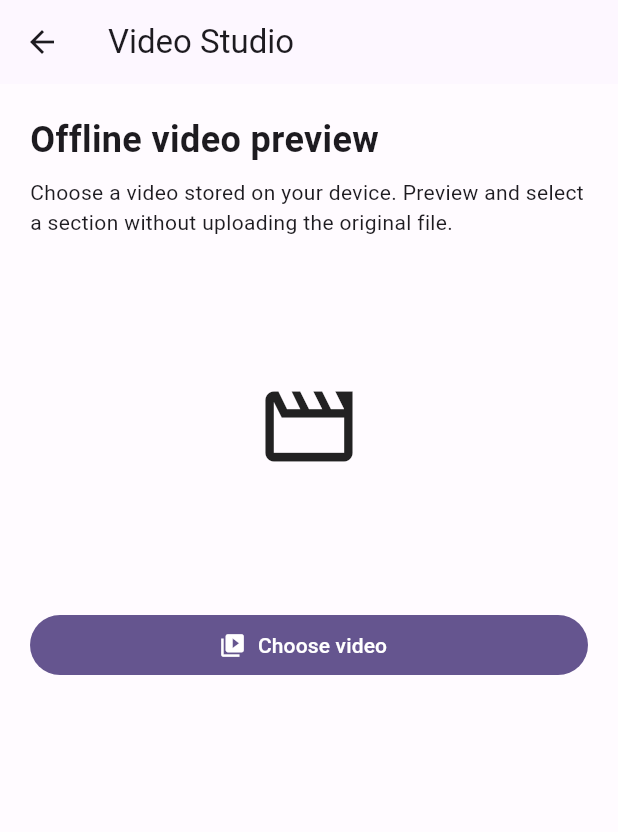
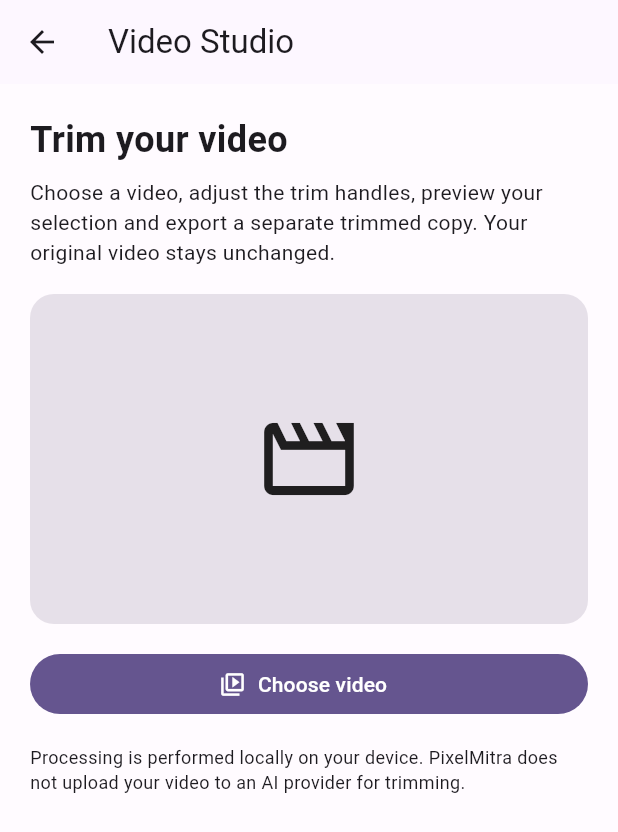
Before and after one commit to Hemang67/PixelMitra, a Flutter app: the VideoEditorScreen screen opened directly, after a tap on "Choose video", on a phone screen of 412 x 824 dp. Shown: the top 832 px of the screen. Run offline on Flutter 3.47's test engine with Material 3 defaults, Android fonts, the phone set to English and light mode, and no system bars; our stand-ins replace dio, file_picker, flutter_secure_storage, image_picker, package_info_plus, share_plus; missing offline and left inert: video_trimmer; accounts and stored records are empty.

Commit message:
feat(video): implement local trim and export workflow

```diff
--- a/mobile/lib/features/video_editor/video_editor_screen.dart
+++ b/mobile/lib/features/video_editor/video_editor_screen.dart
@@ -3,7 +3,8 @@ import 'dart:io';
 
 import 'package:file_picker/file_picker.dart';
 import 'package:flutter/material.dart';
-import 'package:video_player/video_player.dart';
+import 'package:share_plus/share_plus.dart';
+import 'package:video_trimmer/video_trimmer.dart';
 
 class VideoEditorScreen extends StatefulWidget {
   const VideoEditorScreen({super.key});
@@ -13,34 +14,24 @@ class VideoEditorScreen extends StatefulWidget {
 }
 
 class _VideoEditorScreenState extends State<VideoEditorScreen> {
-  VideoPlayerController? _controller;
+  final Trimmer _trimmer = Trimmer();
+  String? _videoPath;
+  String? _exportedPath;
+  String? _message;
+  double _startValue = 0;
+  double _endValue = 0;
   bool _loading = false;
-  String? _message;
-  double _start = 0;
-  double _end = 1;
-  bool _previewingSelection = false;
-
-  void _handlePlaybackProgress() {
-    final controller = _controller;
-    if (!_previewingSelection || controller == null || !controller.value.isInitialized) return;
-    final end = Duration(
-      milliseconds: (controller.value.duration.inMilliseconds * _end).round(),
-    );
-    if (controller.value.position >= end) {
-      _previewingSelection = false;
-      controller.removeListener(_handlePlaybackProgress);
-      controller.pause();
-      if (mounted) setState(() {});
-    }
-  }
+  bool _saving = false;
+  bool _isPlaying = false;
 
   Future<void> _choose() async {
-    if (_loading) return;
+    if (_loading || _saving) return;
     setState(() {
       _loading = true;
       _message = null;
+      _exportedPath = null;
     });
-    VideoPlayerController? next;
+
     try {
       final result = await FilePicker.platform.pickFiles(
         type: FileType.video,
@@ -49,24 +40,15 @@ class _VideoEditorScreenState extends State<VideoEditorScreen> {
       final path = result?.files.single.path;
       if (path == null) return;
 
-      next = VideoPlayerController.file(File(path));
-      await next.initialize();
-      await next.setLooping(false);
-      final previous = _controller;
-      previous?.removeListener(_handlePlaybackProgress);
-      if (!mounted) {
-        await next.dispose();
-        return;
-      }
+      await _trimmer.loadVideo(videoPath: path);
+      if (!mounted) return;
       setState(() {
-        _controller = next;
-        _start = 0;
-        _end = 1;
-        _previewingSelection = false;
+        _videoPath = path;
+        _startValue = 0;
+        _endValue = 0;
+        _isPlaying = false;
       });
-      await previous?.dispose();
     } catch (_) {
-      await next?.dispose();
       if (mounted) {
         setState(() => _message =
             'Unable to open this video. Try a supported MP4 or MOV file.');
@@ -76,149 +58,198 @@ class _VideoEditorScreenState extends State<VideoEditorScreen> {
     }
   }
 
-  Future<void> _previewTrim() async {
-    final controller = _controller;
-    if (controller == null || !controller.value.isInitialized) return;
-    final duration = controller.value.duration;
-    final start = Duration(
-      milliseconds: (duration.inMilliseconds * _start).round(),
+  Future<void> _togglePlayback() async {
+    if (_videoPath == null || _saving) return;
+    final playing = await _trimmer.videoPlaybackControl(
+      startValue: _startValue,
+      endValue: _endValue,
     );
-    _previewingSelection = false;
-    controller.removeListener(_handlePlaybackProgress);
-    await controller.pause();
-    await controller.seekTo(start);
-    if (_end <= _start) return;
-    _previewingSelection = true;
-    controller.addListener(_handlePlaybackProgress);
-    await controller.play();
+    if (mounted) setState(() => _isPlaying = playing);
   }
 
-  Future<void> _togglePlayback() async {
-    final controller = _controller;
-    if (controller == null || !controller.value.isInitialized) return;
-    _previewingSelection = false;
-    controller.removeListener(_handlePlaybackProgress);
-    if (controller.value.isPlaying) {
-      await controller.pause();
-    } else {
-      await controller.play();
+  Future<void> _export() async {
+    if (_videoPath == null || _saving) return;
+    final file = File(_videoPath!);
+    if (!await file.exists()) {
+      setState(() => _message = 'The selected video is no longer available.');
+      return;
     }
-    if (mounted) setState(() {});
+
+    setState(() {
+      _saving = true;
+      _message = 'Exporting selected video…';
+      _exportedPath = null;
+    });
+
+    try {
+      await _trimmer.saveTrimmedVideo(
+        startValue: _startValue,
+        endValue: _endValue,
+        storageDir: StorageDir.applicationDocumentsDirectory,
+        videoFolderName: 'PixelMitra',
+        onSave: (outputPath) {
+          if (!mounted) return;
+          setState(() {
+            _saving = false;
+            _exportedPath = outputPath;
+            _message = outputPath == null
+                ? 'Export failed. Please try another video or selection.'
+                : 'Your trimmed video has been saved on this device.';
+          });
+        },
+      );
+    } catch (_) {
+      if (mounted) {
+        setState(() {
+          _saving = false;
+          _message = 'Export failed. Please try another video or selection.';
+        });
+      }
+    }
   }
 
-  String _format(Duration value) {
-    final minutes = value.inMinutes.remainder(60).toString().padLeft(2, '0');
-    final seconds = value.inSeconds.remainder(60).toString().padLeft(2, '0');
-    return '${value.inHours > 0 ? '${value.inHours}:' : ''}$minutes:$seconds';
+  Future<void> _shareExport() async {
+    final path = _exportedPath;
+    if (path == null || !await File(path).exists()) return;
+    await Share.shareXFiles(
+      [XFile(path)],
+      text: 'Trimmed with PixelMitra',
+    );
+  }
+
+  String _formatMs(double milliseconds) {
+    final duration = Duration(milliseconds: milliseconds.round());
+    final minutes = duration.inMinutes.remainder(60).toString().padLeft(2, '0');
+    final seconds = duration.inSeconds.remainder(60).toString().padLeft(2, '0');
+    return '${duration.inHours > 0 ? '${duration.inHours}:' : ''}$minutes:$seconds';
   }
 
   @override
   void dispose() {
-    _controller?.removeListener(_handlePlaybackProgress);
-    _controller?.dispose();
+    _trimmer.dispose();
     super.dispose();
   }
 
   @override
   Widget build(BuildContext context) {
-    final controller = _controller;
-    final ready = controller != null && controller.value.isInitialized;
-    final duration = ready ? controller.value.duration : Duration.zero;
-    final position = ready ? controller.value.position : Duration.zero;
+    final hasVideo = _videoPath != null;
 
     return Scaffold(
-      appBar: AppBar(title: const Text('Video Studio')),
+      appBar: AppBar(
+        title: const Text('Video Studio'),
+        actions: [
+          if (_exportedPath != null)
+            IconButton(
+              tooltip: 'Share exported video',
+              onPressed: _shareExport,
+              icon: const Icon(Icons.share_outlined),
+            ),
+        ],
+      ),
       body: ListView(
         padding: const EdgeInsets.all(20),
         children: [
           const Text(
-            'Offline video preview',
+            'Trim your video',
             style: TextStyle(fontSize: 24, fontWeight: FontWeight.bold),
           ),
           const SizedBox(height: 8),
           const Text(
-            'Choose a video stored on your device. Preview and select a section '
-            'without uploading the original file.',
+            'Choose a video, adjust the trim handles, preview your selection '
+            'and export a separate trimmed copy. Your original video stays unchanged.',
           ),
-          const SizedBox(height: 16),
-          if (ready)
-            AspectRatio(
-              aspectRatio: controller.value.aspectRatio > 0
-                  ? controller.value.aspectRatio
-                  : 16 / 9,
-              child: VideoPlayer(controller),
+          const SizedBox(height: 18),
+          if (hasVideo)
+            Container(
+              constraints: const BoxConstraints(minHeight: 220, maxHeight: 360),
+              color: Colors.black,
+              alignment: Alignment.center,
+              child: VideoViewer(trimmer: _trimmer),
             )
           else
-            const SizedBox(
+            Container(
               height: 220,
-              child: Center(child: Icon(Icons.movie_outlined, size: 70)),
+              decoration: BoxDecoration(
+                color: Theme.of(context).colorScheme.surfaceContainerHighest,
+                borderRadius: BorderRadius.circular(16),
+              ),
+              child: const Center(
+                child: Icon(Icons.movie_outlined, size: 72),
+              ),
             ),
-          const SizedBox(height: 12),
+          const SizedBox(height: 16),
           FilledButton.icon(
-            onPressed: _loading ? null : _choose,
-            icon: const Icon(Icons.video_library),
-            label: Text(_loading ? 'Opening…' : 'Choose video'),
+            onPressed: _loading || _saving ? null : _choose,
+            icon: const Icon(Icons.video_library_outlined),
+            label: Text(_loading ? 'Opening video…' : 'Choose video'),
           ),
-          if (ready) ...[
+          if (hasVideo) ...[
+            const SizedBox(height: 20),
+            const Text(
+              'Select the section to keep',
+              style: TextStyle(fontWeight: FontWeight.bold),
+            ),
+            const SizedBox(height: 10),
+            TrimViewer(
+              trimmer: _trimmer,
+              viewerHeight: 64,
+              viewerWidth: MediaQuery.of(context).size.width - 40,
+              onChangeStart: (value) => _startValue = value,
+              onChangeEnd: (value) => _endValue = value,
+              onChangePlaybackState: (playing) {
+                if (mounted) setState(() => _isPlaying = playing);
+              },
+            ),
             const SizedBox(height: 12),
-            Text('Playback: ${_format(position)} / ${_format(duration)}'),
-            VideoProgressIndicator(
-              controller,
-              allowScrubbing: true,
-              padding: const EdgeInsets.symmetric(vertical: 8),
-            ),
             Row(
+              mainAxisAlignment: MainAxisAlignment.spaceBetween,
               children: [
-                Expanded(
-                  child: OutlinedButton.icon(
-                    onPressed: _togglePlayback,
-                    icon: Icon(controller.value.isPlaying
-                        ? Icons.pause
-                        : Icons.play_arrow),
-                    label: Text(
-                        controller.value.isPlaying ? 'Pause' : 'Play'),
-                  ),
-                ),
-                const SizedBox(width: 8),
-                Expanded(
-                  child: OutlinedButton.icon(
-                    onPressed: _previewTrim,
-                    icon: const Icon(Icons.play_circle_outline),
-                    label: const Text('Preview selection'),
-                  ),
-                ),
+                Text('Start  ${_formatMs(_startValue)}'),
+                Text('End  ${_formatMs(_endValue)}'),
               ],
             ),
             const SizedBox(height: 12),
+            OutlinedButton.icon(
+              onPressed: _saving ? null : _togglePlayback,
+              icon: Icon(_isPlaying ? Icons.pause : Icons.play_arrow),
+              label: Text(_isPlaying ? 'Pause preview' : 'Preview selection'),
+            ),
+            const SizedBox(height: 8),
+            FilledButton.icon(
+              onPressed: _saving ? null : _export,
+              icon: const Icon(Icons.save_alt),
+              label: Text(_saving ? 'Exporting…' : 'Export trimmed video'),
+            ),
+            if (_saving) ...[
+              const SizedBox(height: 12),
+              const LinearProgressIndicator(),
+            ],
+            if (_exportedPath != null) ...[
+              const SizedBox(height: 8),
+              OutlinedButton.icon(
+                onPressed: _shareExport,
+                icon: const Icon(Icons.share),
+                label: const Text('Share trimmed video'),
+              ),
+            ],
+          ],
+          if (_message != null) ...[
+            const SizedBox(height: 16),
             Text(
-              'Selected section: ${_format(Duration(milliseconds: (duration.inMilliseconds * _start).round()))}'
-              ' – ${_format(Duration(milliseconds: (duration.inMilliseconds * _end).round()))}',
-            ),
-            RangeSlider(
-              values: RangeValues(_start, _end),
-              min: 0,
-              max: 1,
-              divisions: 100,
-              onChanged: (values) {
-                _previewingSelection = false;
-                controller.removeListener(_handlePlaybackProgress);
-                setState(() {
-                  _start = values.start;
-                  _end = values.end;
-                });
-              },
-            ),
-            const Text(
-              'The selected range can be previewed. Exporting/trimming the '
-              'video file is a separate feature and is not included in this preview workflow.',
+              _message!,
+              style: TextStyle(
+                color: _exportedPath != null
+                    ? Theme.of(context).colorScheme.primary
+                    : Theme.of(context).colorScheme.onSurface,
+              ),
             ),
           ],
-          if (_message != null) ...[
-            const SizedBox(height: 12),
-            Text(_message!, style: TextStyle(
-              color: Theme.of(context).colorScheme.error,
-            )),
-          ],
+          const SizedBox(height: 16),
+          const Text(
+            'Processing is performed locally on your device. PixelMitra does '
+            'not upload your video to an AI provider for trimming.',
+            style: TextStyle(fontSize: 12),
+          ),
         ],
       ),
     );
```
